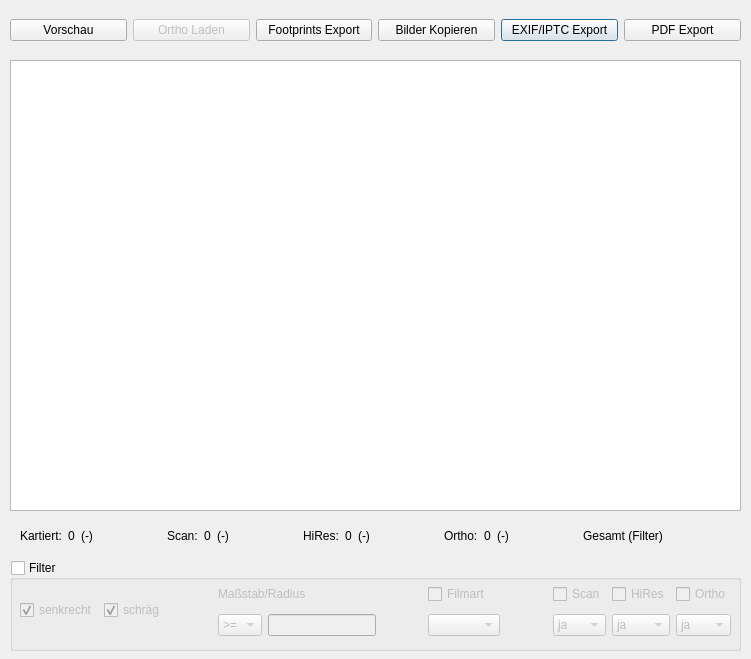
Before: the Qt Designer form APIS/forms/apis_image_selection_list_form.ui in APIS-Luftbildarchiv/APIS, drawn with Qt 5.
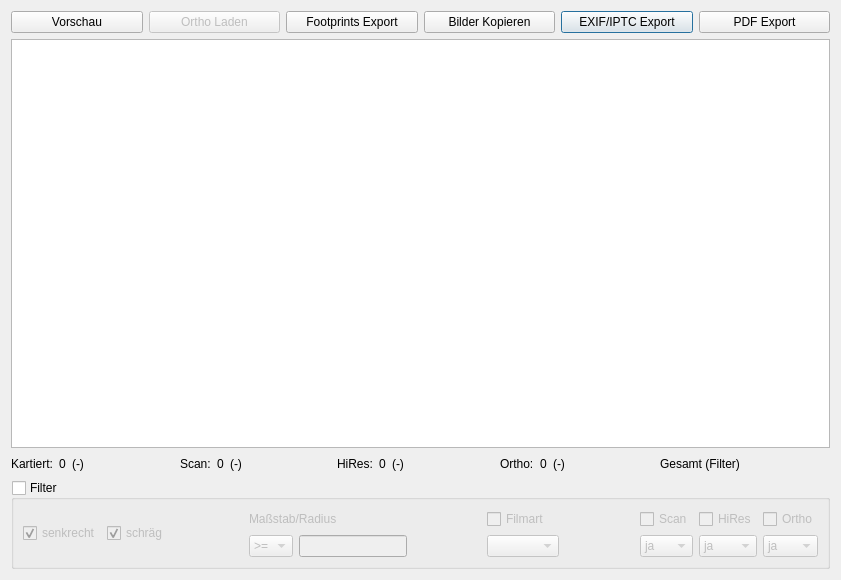
After: the same form once the commit is applied. Icons and pictures are not drawn.

```diff
--- a/APIS/forms/apis_image_selection_list_form.ui
+++ b/APIS/forms/apis_image_selection_list_form.ui
@@ -9,32 +9,15 @@
    <rect>
     <x>0</x>
     <y>0</y>
-    <width>751</width>
-    <height>659</height>
+    <width>841</width>
+    <height>580</height>
    </rect>
   </property>
   <property name="windowTitle">
    <string>Bild Auswahl</string>
   </property>
-  <widget class="QTableView" name="uiImageListTableV">
-   <property name="geometry">
-    <rect>
-     <x>10</x>
-     <y>60</y>
-     <width>731</width>
-     <height>451</height>
-    </rect>
-   </property>
-  </widget>
-  <widget class="QWidget" name="horizontalLayoutWidget">
-   <property name="geometry">
-    <rect>
-     <x>10</x>
-     <y>10</y>
-     <width>731</width>
-     <height>41</height>
-    </rect>
-   </property>
+  <layout class="QVBoxLayout" name="verticalLayout_2">
+   <item>
    <layout class="QHBoxLayout" name="horizontalLayout">
     <item>
      <widget class="QPushButton" name="uiImageThumbsBtn">
@@ -166,16 +149,202 @@
      </widget>
     </item>
    </layout>
-  </widget>
+   </item>
+   <item>
+    <widget class="QTableView" name="uiImageListTableV"/>
+   </item>
+   <item>
+    <layout class="QHBoxLayout" name="horizontalLayout_2">
+     <item>
+      <widget class="QLabel" name="label">
+       <property name="text">
+        <string>Kartiert:</string>
+       </property>
+       <property name="alignment">
+        <set>Qt::AlignCenter</set>
+       </property>
+      </widget>
+     </item>
+     <item>
+      <widget class="QLabel" name="uiImageCountLbl">
+       <property name="text">
+        <string>0</string>
+       </property>
+       <property name="alignment">
+        <set>Qt::AlignCenter</set>
+       </property>
+      </widget>
+     </item>
+     <item>
+      <widget class="QLabel" name="uiImageFilterCountLbl">
+       <property name="text">
+        <string>(-)</string>
+       </property>
+       <property name="alignment">
+        <set>Qt::AlignCenter</set>
+       </property>
+      </widget>
+     </item>
+     <item>
+      <spacer name="horizontalSpacer_4">
+       <property name="orientation">
+        <enum>Qt::Horizontal</enum>
+       </property>
+       <property name="sizeHint" stdset="0">
+        <size>
+         <width>40</width>
+         <height>20</height>
+        </size>
+       </property>
+      </spacer>
+     </item>
+     <item>
+      <widget class="QLabel" name="label_2">
+       <property name="text">
+        <string>Scan:</string>
+       </property>
+      </widget>
+     </item>
+     <item>
+      <widget class="QLabel" name="uiScanCountLbl">
+       <property name="lineWidth">
+        <number>1</number>
+       </property>
+       <property name="text">
+        <string>0</string>
+       </property>
+       <property name="alignment">
+        <set>Qt::AlignCenter</set>
+       </property>
+      </widget>
+     </item>
+     <item>
+      <widget class="QLabel" name="uiScanFilterCountLbl">
+       <property name="text">
+        <string>(-)</string>
+       </property>
+       <property name="alignment">
+        <set>Qt::AlignCenter</set>
+       </property>
+      </widget>
+     </item>
+     <item>
+      <spacer name="horizontalSpacer_5">
+       <property name="orientation">
+        <enum>Qt::Horizontal</enum>
+       </property>
+       <property name="sizeHint" stdset="0">
+        <size>
+         <width>40</width>
+         <height>20</height>
+        </size>
+       </property>
+      </spacer>
+     </item>
+     <item>
+      <widget class="QLabel" name="label_3">
+       <property name="text">
+        <string>HiRes:</string>
+       </property>
+      </widget>
+     </item>
+     <item>
+      <widget class="QLabel" name="uiHiResCountLbl">
+       <property name="text">
+        <string>0</string>
+       </property>
+       <property name="alignment">
+        <set>Qt::AlignCenter</set>
+       </property>
+      </widget>
+     </item>
+     <item>
+      <widget class="QLabel" name="uiHiResFilterCountLbl">
+       <property name="text">
+        <string>(-)</string>
+       </property>
+       <property name="alignment">
+        <set>Qt::AlignCenter</set>
+       </property>
+      </widget>
+     </item>
+     <item>
+      <spacer name="horizontalSpacer_6">
+       <property name="orientation">
+        <enum>Qt::Horizontal</enum>
+       </property>
+       <property name="sizeHint" stdset="0">
+        <size>
+         <width>40</width>
+         <height>20</height>
+        </size>
+       </property>
+      </spacer>
+     </item>
+     <item>
+      <widget class="QLabel" name="label_4">
+       <property name="text">
+        <string>Ortho:</string>
+       </property>
+      </widget>
+     </item>
+     <item>
+      <widget class="QLabel" name="uiOrthoCountLbl">
+       <property name="text">
+        <string>0</string>
+       </property>
+       <property name="alignment">
+        <set>Qt::AlignCenter</set>
+       </property>
+      </widget>
+     </item>
+     <item>
+      <widget class="QLabel" name="uiOrthoFilterCountLbl">
+       <property name="text">
+        <string>(-)</string>
+       </property>
+       <property name="alignment">
+        <set>Qt::AlignCenter</set>
+       </property>
+      </widget>
+     </item>
+     <item>
+      <spacer name="horizontalSpacer_3">
+       <property name="orientation">
+        <enum>Qt::Horizontal</enum>
+       </property>
+       <property name="sizeHint" stdset="0">
+        <size>
+         <width>40</width>
+         <height>20</height>
+        </size>
+       </property>
+      </spacer>
+     </item>
+     <item>
+      <widget class="QLabel" name="uiImageCountLabelLbl">
+       <property name="text">
+        <string>Gesamt (Filter)</string>
+       </property>
+      </widget>
+     </item>
+     <item>
+      <spacer name="horizontalSpacer_8">
+       <property name="orientation">
+        <enum>Qt::Horizontal</enum>
+       </property>
+       <property name="sizeHint" stdset="0">
+        <size>
+         <width>40</width>
+         <height>20</height>
+        </size>
+       </property>
+      </spacer>
+     </item>
+    </layout>
+   </item>
+   <item>
   <widget class="QGroupBox" name="uiFilterGrp">
-   <property name="geometry">
-    <rect>
-     <x>10</x>
-     <y>560</y>
-     <width>731</width>
-     <height>91</height>
-    </rect>
-   </property>
    <property name="title">
     <string>Filter</string>
    </property>
@@ -185,15 +354,8 @@
    <property name="checked">
     <bool>false</bool>
    </property>
-   <widget class="QWidget" name="gridLayoutWidget">
-    <property name="geometry">
-     <rect>
-      <x>10</x>
-      <y>20</y>
-      <width>711</width>
-      <height>61</height>
-     </rect>
-    </property>
+     <layout class="QVBoxLayout" name="verticalLayout">
+      <item>
     <layout class="QGridLayout" name="gridLayout">
      <item row="1" column="3">
       <widget class="QComboBox" name="uiFilterScaleOperatorCombo">
@@ -366,206 +528,11 @@
       </spacer>
      </item>
     </layout>
-   </widget>
-  </widget>
-  <widget class="QWidget" name="horizontalLayoutWidget_2">
-   <property name="geometry">
-    <rect>
-     <x>20</x>
-     <y>520</y>
-     <width>711</width>
-     <height>31</height>
-    </rect>
-   </property>
-   <layout class="QHBoxLayout" name="horizontalLayout_2">
-    <item>
-     <widget class="QLabel" name="label">
-      <property name="text">
-       <string>Kartiert:</string>
-      </property>
-      <property name="alignment">
-       <set>Qt::AlignCenter</set>
-      </property>
-     </widget>
-    </item>
-    <item>
-     <widget class="QLabel" name="uiImageCountLbl">
-      <property name="text">
-       <string>0</string>
-      </property>
-      <property name="alignment">
-       <set>Qt::AlignCenter</set>
-      </property>
-     </widget>
-    </item>
-    <item>
-     <widget class="QLabel" name="uiImageFilterCountLbl">
-      <property name="text">
-       <string>(-)</string>
-      </property>
-      <property name="alignment">
-       <set>Qt::AlignCenter</set>
-      </property>
-     </widget>
-    </item>
-    <item>
-     <spacer name="horizontalSpacer_4">
-      <property name="orientation">
-       <enum>Qt::Horizontal</enum>
-      </property>
-      <property name="sizeHint" stdset="0">
-       <size>
-        <width>40</width>
-        <height>20</height>
-       </size>
-      </property>
-     </spacer>
-    </item>
-    <item>
-     <widget class="QLabel" name="label_2">
-      <property name="text">
-       <string>Scan:</string>
-      </property>
-     </widget>
-    </item>
-    <item>
-     <widget class="QLabel" name="uiScanCountLbl">
-      <property name="lineWidth">
-       <number>1</number>
-      </property>
-      <property name="text">
-       <string>0</string>
-      </property>
-      <property name="alignment">
-       <set>Qt::AlignCenter</set>
-      </property>
-     </widget>
-    </item>
-    <item>
-     <widget class="QLabel" name="uiScanFilterCountLbl">
-      <property name="text">
-       <string>(-)</string>
-      </property>
-      <property name="alignment">
-       <set>Qt::AlignCenter</set>
-      </property>
-     </widget>
-    </item>
-    <item>
-     <spacer name="horizontalSpacer_5">
-      <property name="orientation">
-       <enum>Qt::Horizontal</enum>
-      </property>
-      <property name="sizeHint" stdset="0">
-       <size>
-        <width>40</width>
-        <height>20</height>
-       </size>
-      </property>
-     </spacer>
-    </item>
-    <item>
-     <widget class="QLabel" name="label_3">
-      <property name="text">
-       <string>HiRes:</string>
-      </property>
-     </widget>
-    </item>
-    <item>
-     <widget class="QLabel" name="uiHiResCountLbl">
-      <property name="text">
-       <string>0</string>
-      </property>
-      <property name="alignment">
-       <set>Qt::AlignCenter</set>
-      </property>
-     </widget>
-    </item>
-    <item>
-     <widget class="QLabel" name="uiHiResFilterCountLbl">
-      <property name="text">
-       <string>(-)</string>
-      </property>
-      <property name="alignment">
-       <set>Qt::AlignCenter</set>
-      </property>
-     </widget>
-    </item>
-    <item>
-     <spacer name="horizontalSpacer_6">
-      <property name="orientation">
-       <enum>Qt::Horizontal</enum>
-      </property>
-      <property name="sizeHint" stdset="0">
-       <size>
-        <width>40</width>
-        <height>20</height>
-       </size>
-      </property>
-     </spacer>
-    </item>
-    <item>
-     <widget class="QLabel" name="label_4">
-      <property name="text">
-       <string>Ortho:</string>
-      </property>
-     </widget>
-    </item>
-    <item>
-     <widget class="QLabel" name="uiOrthoCountLbl">
-      <property name="text">
-       <string>0</string>
-      </property>
-      <property name="alignment">
-       <set>Qt::AlignCenter</set>
-      </property>
-     </widget>
-    </item>
-    <item>
-     <widget class="QLabel" name="uiOrthoFilterCountLbl">
-      <property name="text">
-       <string>(-)</string>
-      </property>
-      <property name="alignment">
-       <set>Qt::AlignCenter</set>
-      </property>
-     </widget>
-    </item>
-    <item>
-     <spacer name="horizontalSpacer_3">
-      <property name="orientation">
-       <enum>Qt::Horizontal</enum>
-      </property>
-      <property name="sizeHint" stdset="0">
-       <size>
-        <width>40</width>
-        <height>20</height>
-       </size>
-      </property>
-     </spacer>
-    </item>
-    <item>
-     <widget class="QLabel" name="uiImageCountLabelLbl">
-      <property name="text">
-       <string>Gesamt (Filter)</string>
-      </property>
-     </widget>
-    </item>
-    <item>
-     <spacer name="horizontalSpacer_8">
-      <property name="orientation">
-       <enum>Qt::Horizontal</enum>
-      </property>
-      <property name="sizeHint" stdset="0">
-       <size>
-        <width>40</width>
-        <height>20</height>
-       </size>
-      </property>
-     </spacer>
-    </item>
-   </layout>
-  </widget>
+      </item>
+     </layout>
+    </widget>
+   </item>
+  </layout>
  </widget>
  <resources>
   <include location="resource.qrc"/>
```
Left out of the diff: 2 changed lines with no effect on the pictures. Lines whose indentation alone changed are shown as unchanged.
